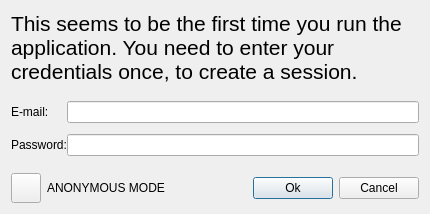
Qt form examples/qtmegachatapi/LoginDialog.ui (meganz/MEGAchat) before a commit.
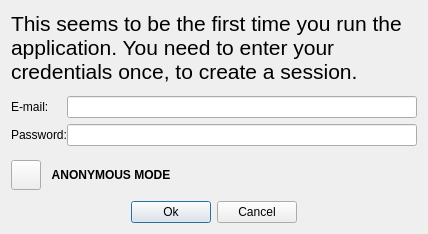
The same form after that commit. Icons and pictures are not drawn.

Patch:
```diff
--- a/examples/qtmegachatapi/LoginDialog.ui
+++ b/examples/qtmegachatapi/LoginDialog.ui
@@ -7,7 +7,7 @@
     <x>0</x>
     <y>0</y>
     <width>428</width>
-    <height>214</height>
+    <height>234</height>
    </rect>
   </property>
   <property name="acceptDrops">
@@ -16,7 +16,7 @@
   <property name="windowTitle">
    <string>Login to MEGA</string>
   </property>
-  <layout class="QVBoxLayout" name="verticalLayout" stretch="0,1,0">
+  <layout class="QVBoxLayout" name="verticalLayout" stretch="0,1,0,0">
    <item>
     <widget class="QLabel" name="label_3">
      <property name="sizePolicy">
@@ -123,6 +123,30 @@
        </property>
       </widget>
      </item>
+     <item>
+      <widget class="QToolButton" name="bAnonymousText">
+       <property name="enabled">
+        <bool>true</bool>
+       </property>
+       <property name="minimumSize">
+        <size>
+         <width>30</width>
+         <height>30</height>
+        </size>
+       </property>
+       <property name="styleSheet">
+        <string notr="true">QToolButton
+					{
+					border:none;
+					font-weight:bold;
+					}
+					</string>
+       </property>
+       <property name="text">
+        <string>ANONYMOUS MODE</string>
+       </property>
+      </widget>
+     </item>
      <item>
       <widget class="QLabel" name="mLoginStateDisplay">
        <property name="minimumSize">
@@ -132,10 +156,26 @@
         </size>
        </property>
        <property name="text">
-        <string>ANONYMOUS MODE</string>
+        <string>&lt;Login status&gt;</string>
+       </property>
+       <property name="alignment">
+        <set>Qt::AlignRight|Qt::AlignTrailing|Qt::AlignVCenter</set>
        </property>
       </widget>
      </item>
+    </layout>
+   </item>
+   <item>
+    <layout class="QHBoxLayout" name="horizontalLayout_4">
+     <property name="leftMargin">
+      <number>120</number>
+     </property>
+     <property name="topMargin">
+      <number>5</number>
+     </property>
+     <property name="rightMargin">
+      <number>120</number>
+     </property>
      <item>
       <widget class="QPushButton" name="bOK">
        <property name="sizePolicy">
```
